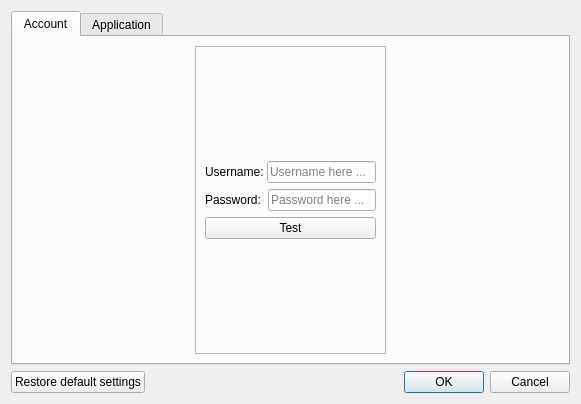
Above: src/ui/dialog_settings.ui from KasaiDot/Ouroboros before the change. Below: the same form after it.
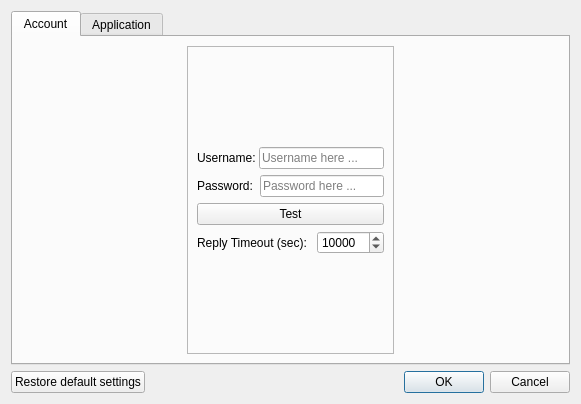
That is the form after the change. Icons and pictures are not drawn.

The edit to the form file:
```diff
--- a/src/ui/dialog_settings.ui
+++ b/src/ui/dialog_settings.ui
@@ -177,6 +177,36 @@
             </property>
            </widget>
           </item>
+          <item>
+           <layout class="QHBoxLayout" name="horizontalLayout_5">
+            <item>
+             <widget class="QLabel" name="label_2">
+              <property name="sizePolicy">
+               <sizepolicy hsizetype="Fixed" vsizetype="Preferred">
+                <horstretch>0</horstretch>
+                <verstretch>0</verstretch>
+               </sizepolicy>
+              </property>
+              <property name="text">
+               <string>Reply Timeout (sec): </string>
+              </property>
+             </widget>
+            </item>
+            <item>
+             <widget class="QSpinBox" name="ReplyTimoutSpinBox">
+              <property name="minimum">
+               <number>5000</number>
+              </property>
+              <property name="maximum">
+               <number>600000</number>
+              </property>
+              <property name="value">
+               <number>10000</number>
+              </property>
+             </widget>
+            </item>
+           </layout>
+          </item>
           <item>
            <spacer name="verticalSpacer">
             <property name="orientation">
```
